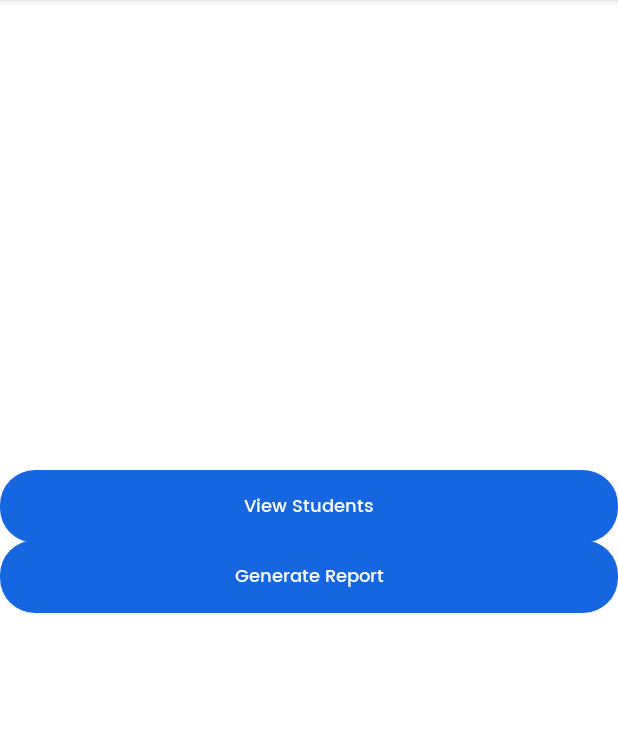
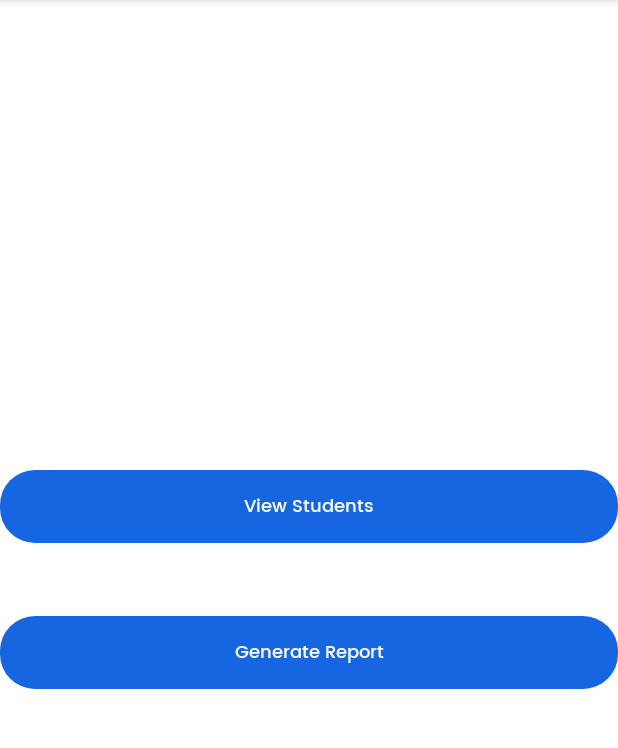
Before and after one commit to PriyanJeyaram/Android-MiniProject, an Android app: the StaffHomeActivity screen opened directly, with no data from a screen before it, on a phone screen of 412 x 824 dp, the part 84-832 px from its top. Run offline under Robolectric (Android 15) with nearby library versions, the phone set to English and light mode, and no system bars; Roboto replaces fonts that are not available here.

Commit message:
FINAL CHANGES
Co-Authored-By: Priyan Jeyaram <67871417+PriyanJeyaram@users.noreply.github.com>

```diff
--- a/app/src/main/res/layout/activity_staff_home.xml
+++ b/app/src/main/res/layout/activity_staff_home.xml
@@ -21,8 +21,10 @@
         android:textSize="12sp"
         app:layout_constraintBottom_toBottomOf="parent"
         app:layout_constraintEnd_toEndOf="parent"
+        app:layout_constraintHorizontal_bias="0.0"
         app:layout_constraintStart_toStartOf="parent"
-        app:layout_constraintTop_toTopOf="parent" />
+        app:layout_constraintTop_toTopOf="parent"
+        app:layout_constraintVertical_bias="0.571" />
 
     <TextView
         android:id="@+id/viewStudents"
```
Also changed, not shown: app/src/main/java/com/example/smartportal/ViewStudentsActivity.java (+6 -1 lines).
